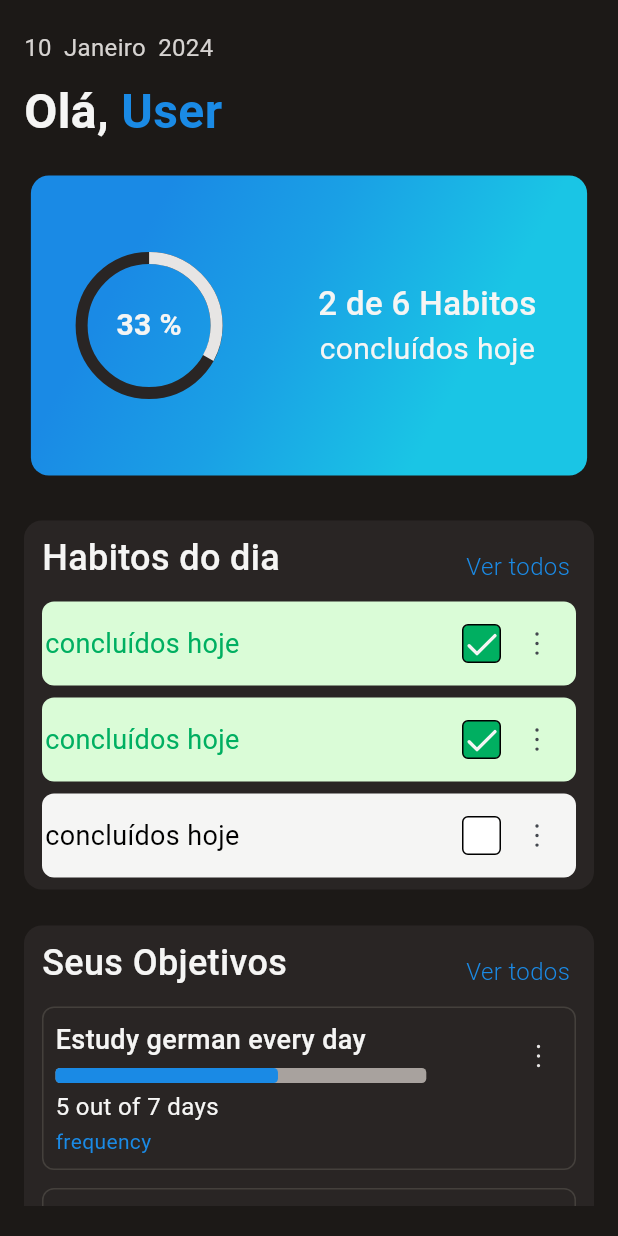
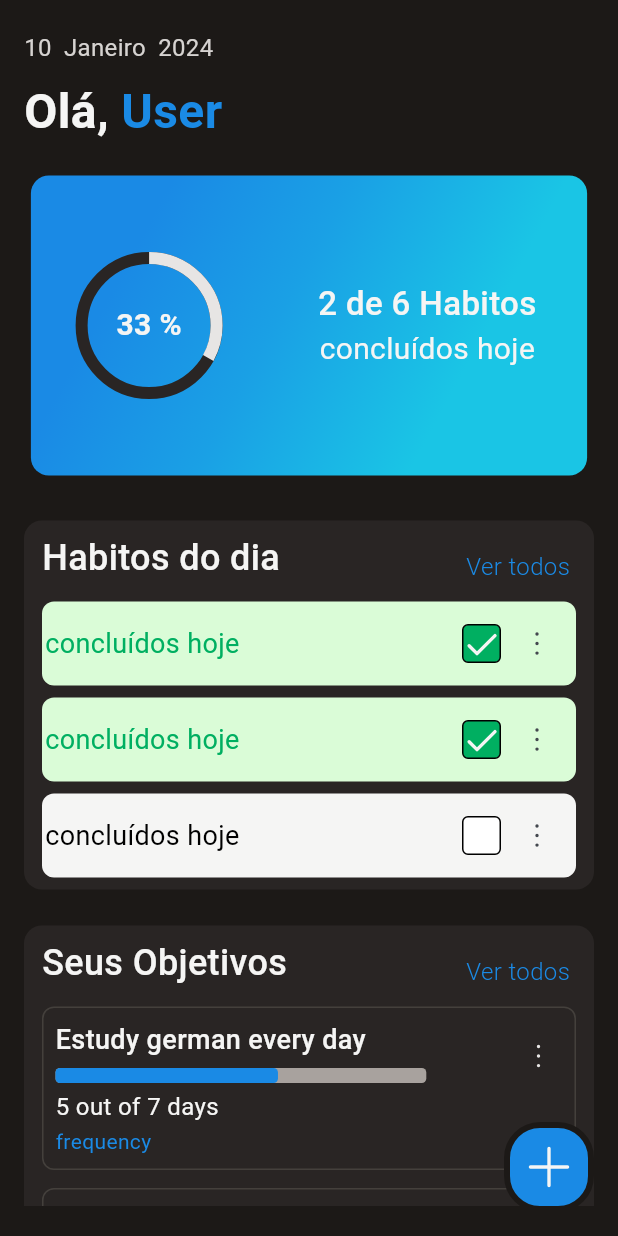
Before and after one commit to mozart-rue/habit_manager, a Flutter app: the HomeScreen screen opened directly, on a phone screen of 412 x 824 dp. Run offline on Flutter 3.47's test engine with Material 3 defaults, Android fonts, the phone set to English and light mode, and no system bars; our stand-ins replace email_validator, flutter_phosphor_icons, gap; missing offline and left inert: validatorless.

Commit message:
feat: add floating button

```diff
--- a/lib/core/ui/pages/home/home_screen.dart
+++ b/lib/core/ui/pages/home/home_screen.dart
@@ -1,4 +1,5 @@
 import 'package:flutter/material.dart';
+import 'package:flutter_phosphor_icons/flutter_phosphor_icons.dart';
 import 'package:gap/gap.dart';
 import 'package:habit_manager/core/ui/components/display_current_date_component.dart';
 import 'package:habit_manager/core/ui/components/goal_tile_component.dart';
@@ -127,6 +128,28 @@ class HomeScreen extends StatelessWidget {
           ),
         ),
       ),
+      floatingActionButton: InkWell(
+        onTap: () {},
+        child: Container(
+          width: 60,
+          height: 60,
+          decoration: BoxDecoration(
+            borderRadius: BorderRadius.circular(24),
+            color: AppColors.blue,
+            border: Border.all(color: AppColors.slate900, width: 4),
+          ),
+          child: const Padding(
+            padding: EdgeInsets.all(8.0),
+            child: Center(
+              child: Icon(
+                PhosphorIcons.plus,
+                color: AppColors.slate100,
+                size: 36,
+              ),
+            ),
+          ),
+        ),
+      ),
     );
   }
 }
```
